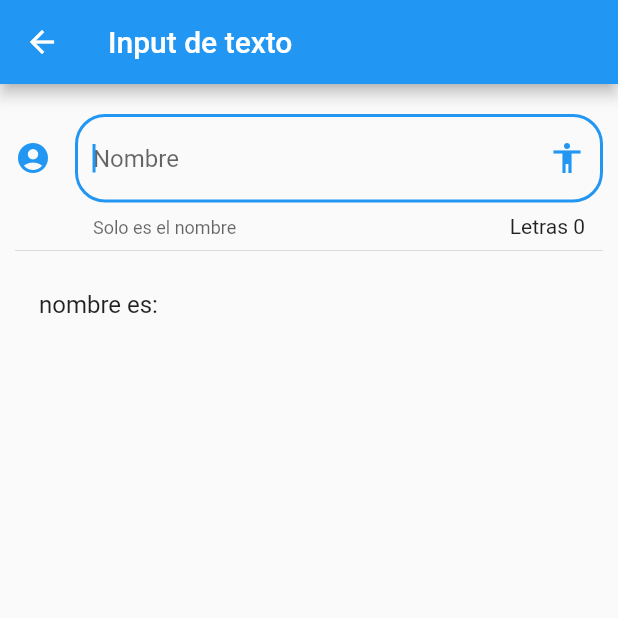
After one commit to nic0lasApp/flutter_components, a Flutter app: the InputPage screen opened by its route, on a phone screen of 412 x 824 dp, the top half of it. The commit adds this screen. Run offline on Flutter 3.47's test engine with Material 2 defaults, Android fonts, the phone set to English and light mode, and no system bars.

Commit message:
feat: Se crea página para manejo de inputfields.

```diff
--- a/data/menu_opts.json
+++ b/data/menu_opts.json
@@ -20,6 +20,11 @@
             "ruta" : "animatedContainer",
             "icon" : "donut_large",
             "texto": "Animated Container"
+        },
+        {
+            "ruta" : "inputs",
+            "icon" : "input",
+            "texto": "Inputs"
         }
     ]
 }
--- /dev/null
+++ b/lib/src/pages/input_page.dart
@@ -0,0 +1,55 @@
+import 'package:flutter/material.dart';
+
+class InputPage extends StatefulWidget {
+  InputPage({Key? key}) : super(key: key);
+
+  @override
+  _InputPageState createState() => _InputPageState();
+}
+
+class _InputPageState extends State<InputPage> {
+  String _nombre = "";
+  @override
+  Widget build(BuildContext context) {
+    return Scaffold(
+      appBar: AppBar(
+        title: Text('Input de texto'),
+      ),
+      body: ListView(
+        padding: EdgeInsets.symmetric(horizontal: 10.0, vertical: 20.0),
+        children: [
+          _crearInput(),
+          Divider(),
+          _crearPersona(),
+        ],
+      ),
+    );
+  }
+
+  Widget _crearInput() {
+    return TextField(
+      autofocus: true,
+      textCapitalization: TextCapitalization.sentences,
+      decoration: InputDecoration(
+        border: OutlineInputBorder(borderRadius: BorderRadius.circular(20.0)),
+        counter: Text('Letras ${_nombre.length}'),
+        hintText: 'Nombre',
+        helperText: 'Solo es el nombre',
+        suffixIcon: Icon(Icons.accessibility),
+        icon: Icon(Icons.account_circle),
+      ),
+      onChanged: (valor) {
+        _nombre = valor;
+        setState(() {
+          _nombre = valor;
+        });
+      },
+    );
+  }
+
+  Widget _crearPersona() {
+    return ListTile(
+      title: Text('nombre es: $_nombre'),
+    );
+  }
+}
--- a/lib/src/routes/routes.dart
+++ b/lib/src/routes/routes.dart
@@ -6,6 +6,7 @@ import 'package:componentes/src/pages/avatar_page.dart';
 import 'package:componentes/src/pages/home_page.dart';
 import 'package:componentes/src/pages/animated_container.dart';
 import 'package:componentes/src/pages/card_pages.dart';
+import 'package:componentes/src/pages/input_page.dart';
 
 Map<String, WidgetBuilder> getApplicationRoutes() {
   return <String, WidgetBuilder>{
@@ -14,5 +15,6 @@ Map<String, WidgetBuilder> getApplicationRoutes() {
     'avatar': (BuildContext context) => AvatarPage(),
     'card': (BuildContext context) => CardPage(),
     'animatedContainer': (BuildContext context) => AnimatedContainerPage(),
+    'inputs': (BuildContext context) => InputPage(),
   };
 }
--- a/lib/src/utils/icono_string_util.dart
+++ b/lib/src/utils/icono_string_util.dart
@@ -5,6 +5,7 @@ final _icons = <String, IconData>{
   'accessibility': Icons.accessibility,
   'folder_open': Icons.folder_open,
   'donut_large': Icons.donut_large,
+  'input': Icons.input,
 };
 
 Icon getIcon(String nombreIcono) {
```
